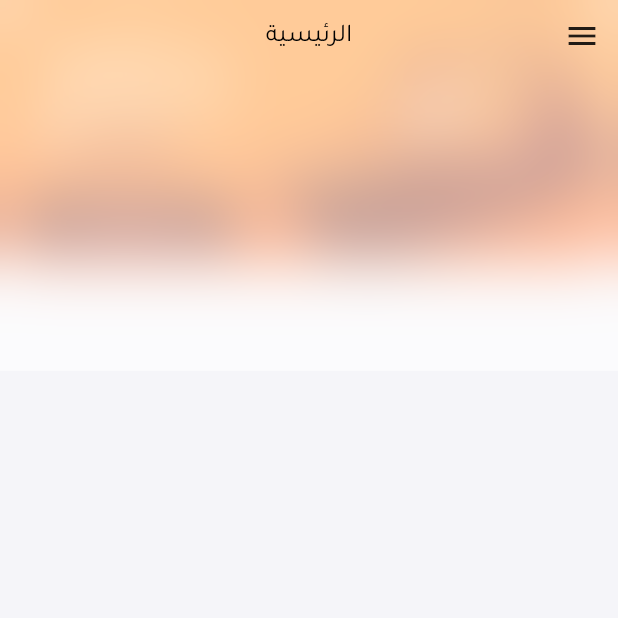
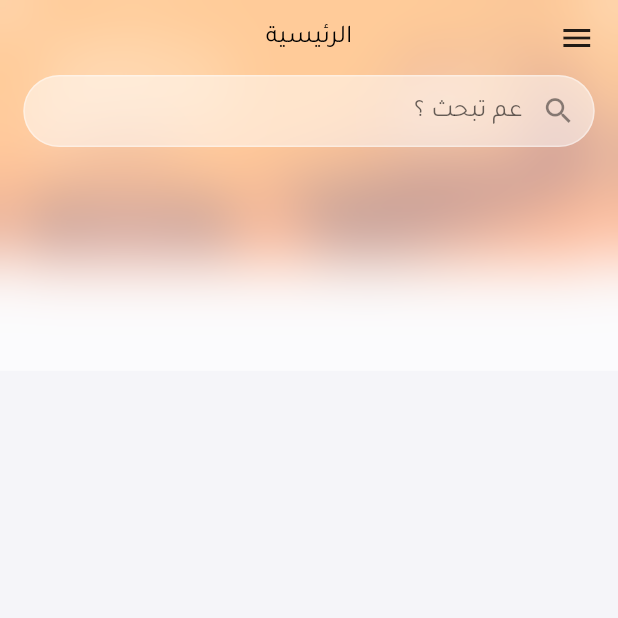
Before and after one commit to mod-ibr/E_commerce_app_kortobaa, a Flutter app: the HomeView screen opened directly, on a phone screen of 412 x 824 dp, the top half of it. Run offline on Flutter 3.47's test engine with Material 2 defaults, Android fonts, the phone set to English and light mode, and no system bars; our stand-ins replace animated_bottom_navigation_bar, awesome_dialog, cached_network_image, dartz, device_preview, equatable and 6 more; accounts and stored records are empty; generated files the repository leaves out were written again; network calls fail.

Commit message:
adding search field

```diff
--- a/lib/core/localization/l10n/intl_ar.arb
+++ b/lib/core/localization/l10n/intl_ar.arb
@@ -37,5 +37,6 @@
   "profile": "الحساب",
   "loading" : "برجاء الإنتظار, جاري التحميل...",
   "classifications" : "التصنيفات",
-  "noInformationYet" : "لم يتم إضافة معلومات بعد"
+  "noInformationYet" : "لم يتم إضافة معلومات بعد",
+  "searchFor" :"عم تبحث ؟"
 }
--- a/lib/core/localization/l10n/intl_en.arb
+++ b/lib/core/localization/l10n/intl_en.arb
@@ -37,5 +37,6 @@
   "profile" :"Profile",
   "loading" : "Please Waite, loading...",
   "classifications" :"Classifications",
-  "noInformationYet" : "No Information add yet"
+  "noInformationYet" : "No Information add yet" ,
+  "searchFor" : "What do you search for ?"
 }
--- a/lib/core/theme/colors/light_palette.dart
+++ b/lib/core/theme/colors/light_palette.dart
@@ -10,4 +10,5 @@ class LightPalette {
   static Color redElectric = const Color(0xffE50000);
   static Color blackSilver = const Color(0x00000080);
   static Color blue = const Color(0xff0000CE);
+  static Color offWhite = const Color(0xffFFFFFF);
 }
--- a/lib/core/theme/light_color_scheme.dart
+++ b/lib/core/theme/light_color_scheme.dart
@@ -5,9 +5,10 @@ final ColorScheme kLightColorScheme = ColorScheme.light(
     primary: LightPalette.orange, //FF8E42
     onPrimary: LightPalette.textGray, //032326
     secondary: LightPalette.blue, //0000CE
-  tertiary: Colors.white,
+    tertiary: Color(0xFFFFFFFF),
     surface: LightPalette.grayGainsboro, //F5F5F9
     onTertiary: LightPalette.black, //000000
     error: LightPalette.redElectric, //E50000
     shadow: LightPalette.blackSilver, //707070
+    primaryContainer: LightPalette.offWhite // FFFFFF
     );
--- a/lib/features/home_view/presentation/views/home_view.dart
+++ b/lib/features/home_view/presentation/views/home_view.dart
@@ -1,7 +1,5 @@
 import 'package:flutter/material.dart';
 import 'package:flutter_screenutil/flutter_screenutil.dart';
-
-import '../../../../core/localization/l10n.dart';
 import 'widgets/home_view_app_bar.dart';
 import 'widgets/home_view_body.dart';
 
@@ -16,12 +14,11 @@ class _HomeViewState extends State<HomeView> {
   @override
   Widget build(BuildContext context) {
     final theme = Theme.of(context);
-    final locale = getL10n(context);
     return Scaffold(
       backgroundColor: theme.colorScheme.surface,
       body: Column(
         children: [
-          AppBarHomeView(title: locale.main),
+          const AppBarHomeView(),
           Padding(
             padding: EdgeInsets.symmetric(horizontal: 15.sp),
             child: const HomeViewBody(),
--- a/lib/features/home_view/presentation/views/widgets/home_view_app_bar.dart
+++ b/lib/features/home_view/presentation/views/widgets/home_view_app_bar.dart
@@ -1,44 +1,33 @@
-import 'dart:developer';
-import 'dart:ui';
-
 import 'package:e_commerce_app/core/constants/assets/assets_images.dart';
-import 'package:e_commerce_app/features/home_view/presentation/views/widgets/homw_view_blurred_image.dart';
+import 'package:e_commerce_app/features/home_view/presentation/views/widgets/home_view_app_bar_header.dart';
+import 'package:e_commerce_app/features/home_view/presentation/views/widgets/home_view_search_field.dart';
+import 'package:e_commerce_app/features/home_view/presentation/views/widgets/home_view_blurred_image.dart';
 import 'package:flutter/material.dart';
 import 'package:flutter_screenutil/flutter_screenutil.dart';
+import '../../../../../core/localization/l10n.dart';
 
 class AppBarHomeView extends StatelessWidget {
-  final String title;
-  const AppBarHomeView({super.key, required this.title});
+  const AppBarHomeView({super.key});
 
   @override
   Widget build(BuildContext context) {
-    final theme = Theme.of(context);
+    final locale = getL10n(context);
+
     return BlurredImageHomeView(
       image: AssetsImages.add,
       height: 0.3.sh,
       child: SafeArea(
-        child: Column(
-          children: [
-            Stack(
-              alignment: AlignmentDirectional.center,
-              children: [
-                Align(
-                  alignment: AlignmentDirectional.centerStart,
-                  child: IconButton(
-                    icon: const Icon(Icons.menu),
-                    onPressed: () {
-                      log("Menu Button is Tapped");
-                    },
-                  ),
-                ),
-                Text(
-                  title,
-                  style: theme.textTheme.titleMedium
-                      ?.copyWith(color: theme.colorScheme.onTertiary),
-                ),
-              ],
-            )
-          ],
+        child: Padding(
+          padding: EdgeInsets.symmetric(horizontal: 15.sp),
+          child: Column(
+            children: [
+              Padding(
+                padding: const EdgeInsetsDirectional.symmetric(vertical: 13),
+                child: AppBarHeaderHomeView(title: locale.main),
+              ),
+              const SearchFieldHomeView()
+            ],
+          ),
         ),
       ),
     );
--- /dev/null
+++ b/lib/features/home_view/presentation/views/widgets/home_view_app_bar_header.dart
@@ -0,0 +1,31 @@
+import 'dart:developer';
+
+import 'package:flutter/material.dart';
+
+class AppBarHeaderHomeView extends StatelessWidget {
+  final String title;
+  const AppBarHeaderHomeView({super.key, required this.title});
+
+  @override
+  Widget build(BuildContext context) {
+    final theme = Theme.of(context);
+    return Stack(
+      alignment: AlignmentDirectional.center,
+      children: [
+        Align(
+          alignment: AlignmentDirectional.centerStart,
+          child: InkWell(
+              onTap: () {
+                log("Menu Button is Tapped");
+              },
+              child: const Icon(Icons.menu)),
+        ),
+        Text(
+          title,
+          style: theme.textTheme.titleMedium
+              ?.copyWith(color: theme.colorScheme.onTertiary),
+        ),
+      ],
+    );
+  }
+}
--- /dev/null
+++ b/lib/features/home_view/presentation/views/widgets/home_view_search_field.dart
@@ -0,0 +1,41 @@
+import 'package:e_commerce_app/core/localization/l10n.dart';
+import 'package:flutter/material.dart';
+import 'package:flutter_screenutil/flutter_screenutil.dart';
+
+class SearchFieldHomeView extends StatelessWidget {
+  const SearchFieldHomeView({super.key});
+
+  @override
+  Widget build(BuildContext context) {
+    final theme = Theme.of(context);
+    final locale = getL10n(context);
+    return TextFormField(
+      onChanged: (value) {},
+      decoration: InputDecoration(
+        filled: true,
+        isDense: true,
+        contentPadding: const EdgeInsets.fromLTRB(8, 8, 8, 0),
+        fillColor: theme.colorScheme.tertiary.withOpacity(0.5),
+        hintText: locale.searchFor,
+        prefixIcon: Icon(
+          Icons.search,
+          size: 22.sp,
+        ),
+        enabledBorder: OutlineInputBorder(
+          borderSide:
+              BorderSide(color: theme.colorScheme.tertiary.withOpacity(0.4)),
+          borderRadius: const BorderRadius.all(
+            Radius.circular(200),
+          ),
+        ),
+        focusedBorder: OutlineInputBorder(
+          borderSide:
+              BorderSide(color: theme.colorScheme.tertiary.withOpacity(0.4)),
+          borderRadius: const BorderRadius.all(
+            Radius.circular(200),
+          ),
+        ),
+      ),
+    );
+  }
+}
```
Also changed, not shown: lib/features/home_view/presentation/views/widgets/home_view_blurred_image.dart (renamed from lib/features/home_view/presentation/views/widgets/homw_view_blurred_image.dart). Lines whose indentation alone changed are shown as unchanged.
